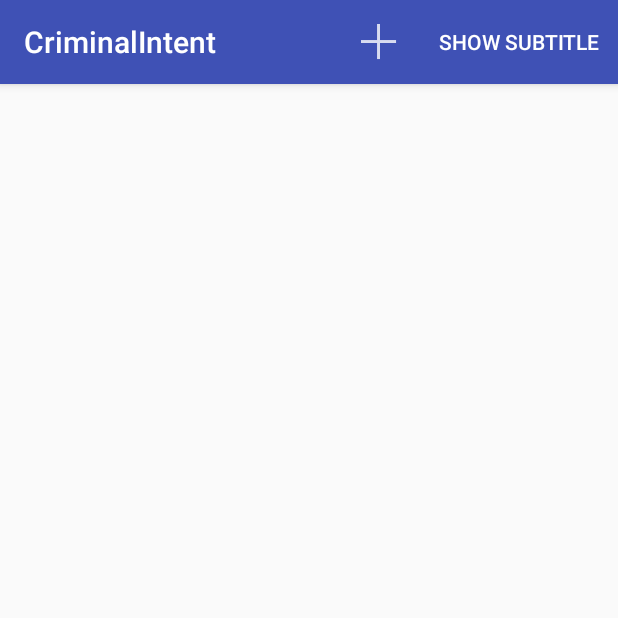
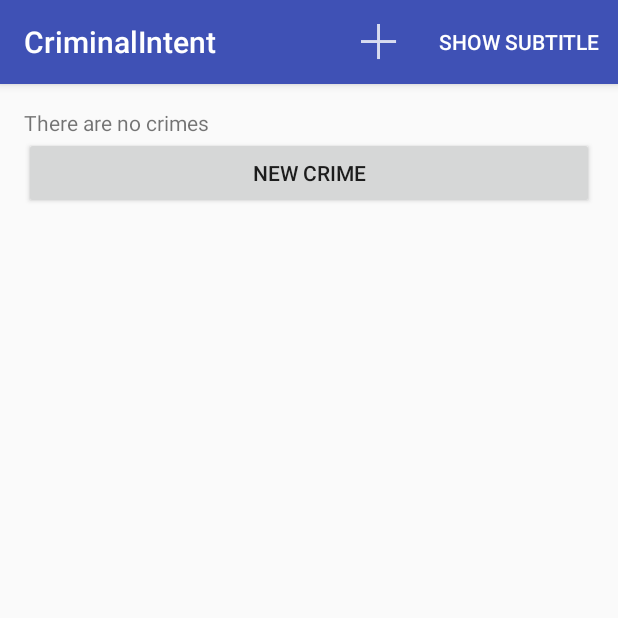
Before and after one commit to slao-learn/bnr_android, an Android app: the screen it shows after launch (CrimeListActivity), on a phone screen of 412 x 824 dp, the top half of it. Run offline under Robolectric (Android 15) with nearby library versions, the phone set to English and light mode, and no system bars.

Commit message:
show message in list when there are no crimes

```diff
--- a/CriminalIntent/app/src/main/java/com/bignerdranch/android/criminalintent/CrimeListFragment.java
+++ b/CriminalIntent/app/src/main/java/com/bignerdranch/android/criminalintent/CrimeListFragment.java
@@ -12,6 +12,7 @@ import android.view.MenuInflater;
 import android.view.MenuItem;
 import android.view.View;
 import android.view.ViewGroup;
+import android.widget.Button;
 import android.widget.CheckBox;
 import android.widget.TextView;
 
@@ -25,6 +26,8 @@ public class CrimeListFragment extends Fragment {
     private static final String SAVED_SUBTITLE_VISIBLE = "subtitle";
 
     private RecyclerView mCrimeRecyclerView;
+    private TextView mNoCrimesTextView;
+    private Button mNoCrimesCreateButton;
     private CrimeAdapter mAdapter;
     private boolean mSubtitleVisible;
 
@@ -43,6 +46,15 @@ public class CrimeListFragment extends Fragment {
         if (savedInstanceState != null) {
             mSubtitleVisible = savedInstanceState.getBoolean(SAVED_SUBTITLE_VISIBLE);
         }
+
+        mNoCrimesTextView = (TextView) view.findViewById(R.id.no_crimes_text_view);
+        mNoCrimesCreateButton = (Button) view.findViewById(R.id.no_crimes_create_button);
+        mNoCrimesCreateButton.setOnClickListener(new Button.OnClickListener() {
+            @Override
+            public void onClick(View v) {
+                createNewCrime();
+            }
+        });
 
         updateUI();
         return view;
@@ -77,10 +89,7 @@ public class CrimeListFragment extends Fragment {
     public boolean onOptionsItemSelected(MenuItem item) {
         switch (item.getItemId()) {
             case R.id.menu_item_new_crime:
-                Crime crime = new Crime();
-                CrimeLab.get(getActivity()).addCrime(crime);
-                Intent intent = CrimePagerActivity.newIntent(getActivity(), crime.getId());
-                startActivity(intent);
+                createNewCrime();
                 return true;
             case R.id.menu_item_show_subtitle:
                 mSubtitleVisible = !mSubtitleVisible;
@@ -90,6 +99,13 @@ public class CrimeListFragment extends Fragment {
             default:
                 return super.onOptionsItemSelected(item);
         }
+    }
+
+    private void createNewCrime() {
+        Crime crime = new Crime();
+        CrimeLab.get(getActivity()).addCrime(crime);
+        Intent intent = CrimePagerActivity.newIntent(getActivity(), crime.getId());
+        startActivity(intent);
     }
 
     private void updateSubtitle() {
@@ -114,6 +130,16 @@ public class CrimeListFragment extends Fragment {
             mCrimeRecyclerView.setAdapter(mAdapter);
         } else {
             mAdapter.update();
+        }
+
+        if (crimes.size() > 0) {
+            mCrimeRecyclerView.setVisibility(View.VISIBLE);
+            mNoCrimesTextView.setVisibility(View.INVISIBLE);
+            mNoCrimesCreateButton.setVisibility(View.INVISIBLE);
+        } else {
+            mCrimeRecyclerView.setVisibility(View.GONE);
+            mNoCrimesTextView.setVisibility(View.VISIBLE);
+            mNoCrimesCreateButton.setVisibility(View.VISIBLE);
         }
 
         updateSubtitle();
--- a/CriminalIntent/app/src/main/res/layout/fragment_crime_list.xml
+++ b/CriminalIntent/app/src/main/res/layout/fragment_crime_list.xml
@@ -1,7 +1,27 @@
 <?xml version="1.0" encoding="utf-8"?>
 
-<android.support.v7.widget.RecyclerView
-    xmlns:android="http://schemas.android.com/apk/res/android"
-    android:id="@+id/crime_recycler_view"
+<LinearLayout xmlns:android="http://schemas.android.com/apk/res/android"
+    android:orientation="vertical"
     android:layout_width="match_parent"
-    android:layout_height="match_parent"/>
+    android:layout_height="wrap_content">
+
+    <android.support.v7.widget.RecyclerView
+        xmlns:android="http://schemas.android.com/apk/res/android"
+        android:id="@+id/crime_recycler_view"
+        android:layout_width="match_parent"
+        android:layout_height="match_parent" />
+
+    <TextView
+        android:id="@+id/no_crimes_text_view"
+        android:layout_width="match_parent"
+        android:layout_height="wrap_content"
+        android:text="@string/no_crimes_message"
+        android:visibility="invisible" />
+
+    <Button
+        android:id="@+id/no_crimes_create_button"
+        android:layout_width="match_parent"
+        android:layout_height="wrap_content"
+        android:text="@string/new_crime"
+        android:visibility="invisible" />
+</LinearLayout>
--- a/CriminalIntent/app/src/main/res/values/strings.xml
+++ b/CriminalIntent/app/src/main/res/values/strings.xml
@@ -11,6 +11,7 @@
     <string name="delete_crime">Delete Crime</string>
     <string name="show_subtitle">Show Subtitle</string>
     <string name="hide_subtitle">Hide Subtitle</string>
+    <string name="no_crimes_message">There are no crimes</string>
     <plurals name="subtitle_plural">
         <item quantity="one">%1$s crime</item>
         <item quantity="other">%1$s crimes</item>
```
